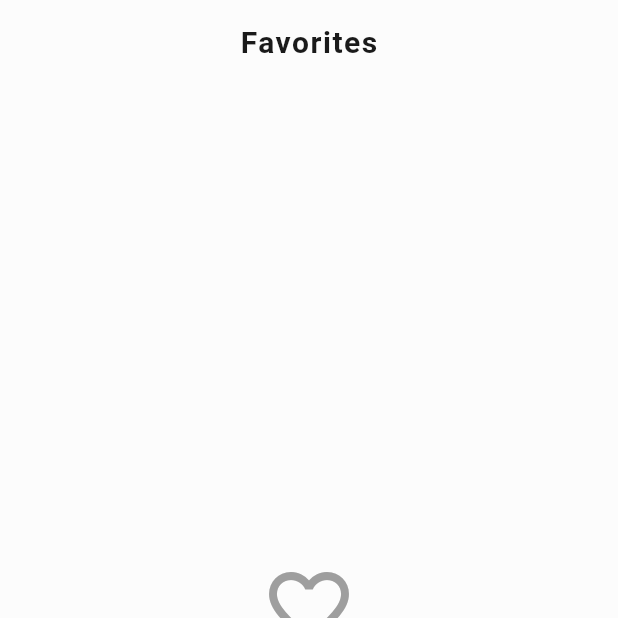
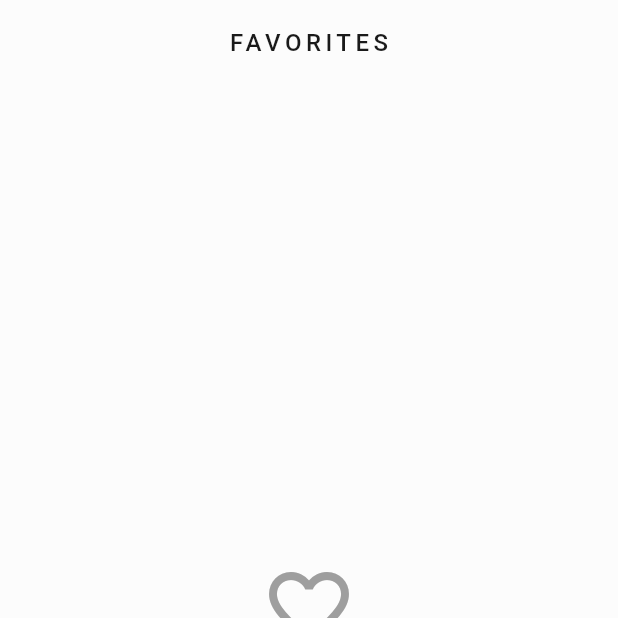
Before and after one commit to KuatBakyt/Fashion-Luxe, a Flutter app: the FavoritesView screen opened by its route, on a phone screen of 412 x 824 dp, the top half of it. Run offline on Flutter 3.47's test engine with Material 3 defaults, Android fonts, the phone set to English and light mode, and no system bars; our stand-ins replace dio, go_router; network calls fail.

Commit message:
Align storefront screens with fashion style

```diff
--- a/lib/features/favorites/favorites_view.dart
+++ b/lib/features/favorites/favorites_view.dart
@@ -17,10 +17,8 @@ class FavoritesView extends StatelessWidget {
     return Scaffold(
       appBar: AppBar(
         title: const Text(
-          'Favorites',
-          style: TextStyle(
-            fontWeight: FontWeight.bold,
-          ),
+          'FAVORITES',
+          style: TextStyle(letterSpacing: 3, fontSize: 16),
         ),
       ),
 
@@ -56,10 +54,10 @@ class FavoritesView extends StatelessWidget {
                           children: [
                             ClipRRect(
                               borderRadius:
-                                  BorderRadius.circular(8),
+                                  BorderRadius.zero,
                               child: Image.network(
                                 product.imageUrl,
-                                fit: BoxFit.contain,
+                                fit: BoxFit.cover,
 
                                 loadingBuilder: (
                                   context,
--- a/lib/features/product/product_detail_view.dart
+++ b/lib/features/product/product_detail_view.dart
@@ -1,4 +1,5 @@
 import 'package:flutter/material.dart';
+import 'package:go_router/go_router.dart';
 import 'package:provider/provider.dart';
 
 import '../../data/models/product.dart';
@@ -56,6 +57,11 @@ class ProductDetailView extends StatelessWidget {
         style: TextStyle(letterSpacing: 6, fontWeight: FontWeight.w500),
       ),
       actions: [
+        IconButton(
+          tooltip: 'Bag',
+          onPressed: () => context.push('/cart'),
+          icon: const Icon(Icons.shopping_bag_outlined),
+        ),
         IconButton(
           onPressed: () {
             context.read<FavoritesViewModel>().toggleFavorite(product);
```
Also changed, not shown: lib/features/cart/cart_view.dart (+3 -5 lines), lib/features/shop/shop_view.dart (+7 -7 lines).
